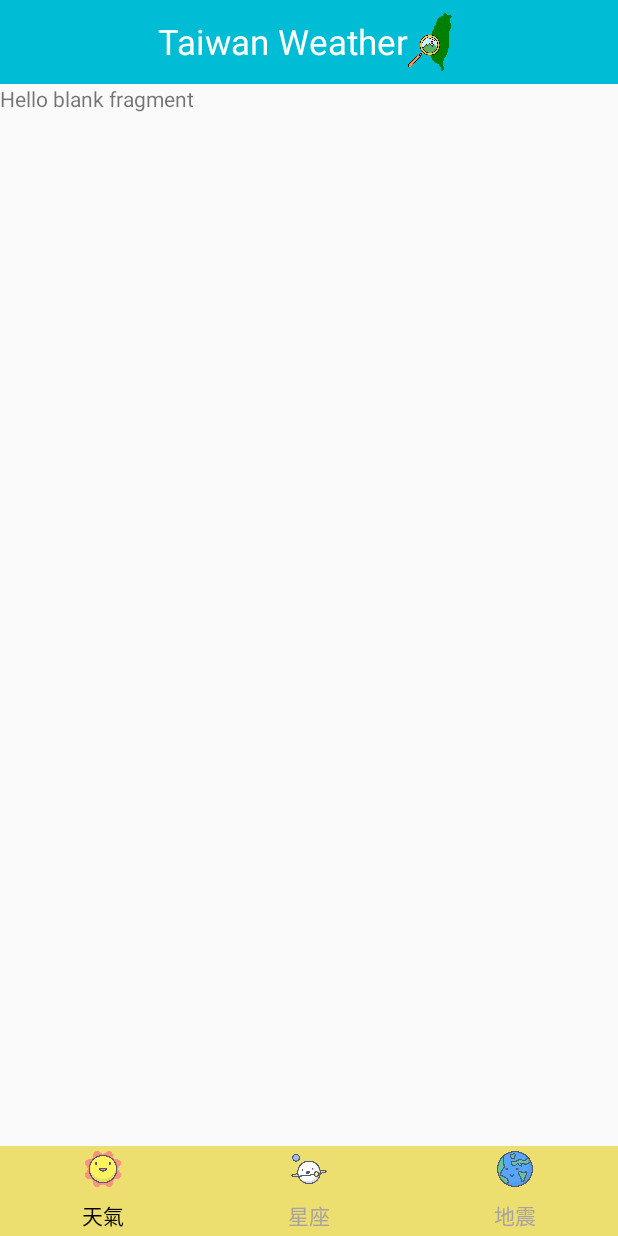
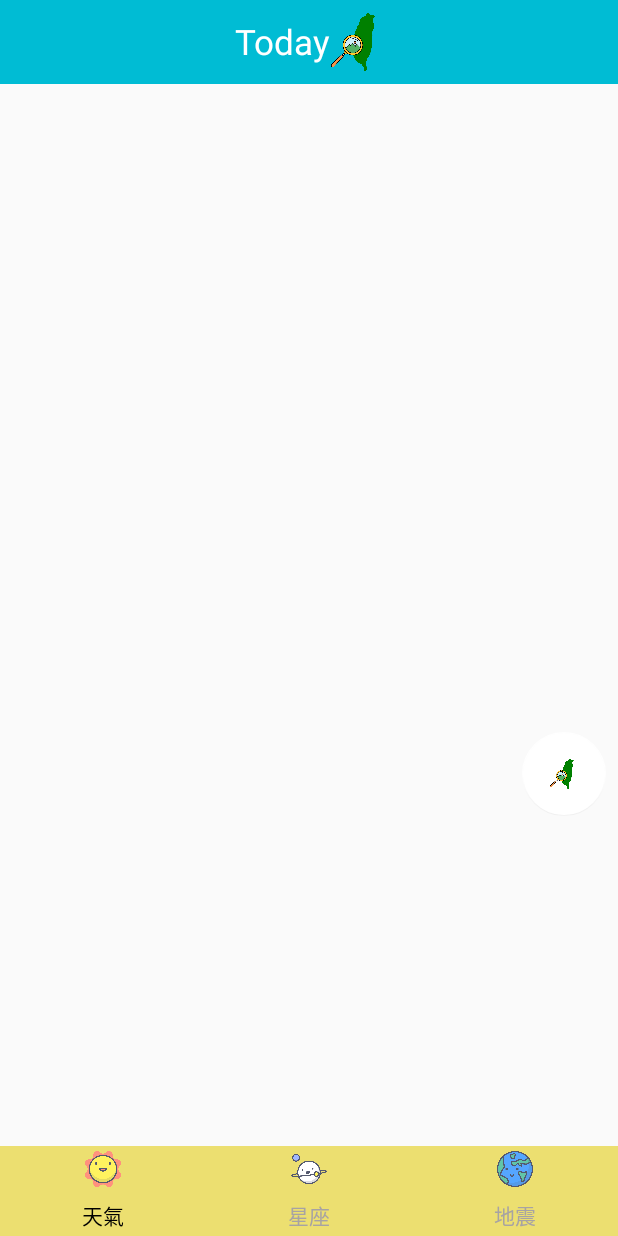
Before and after one commit to pehgy5342/Today, an Android app: the screen it shows after launch (MainActivity), on a phone screen of 412 x 824 dp. Run offline under Robolectric (Android 15) with nearby library versions, the phone set to English and light mode, and no system bars.

Commit message:
完成fab在fragment顯示

```diff
--- a/app/build.gradle
+++ b/app/build.gradle
@@ -27,7 +27,7 @@ dependencies {
     implementation "org.jetbrains.kotlin:kotlin-stdlib-jdk7:$kotlin_version"
     implementation 'androidx.appcompat:appcompat:1.1.0-alpha03'
     implementation 'androidx.constraintlayout:constraintlayout:1.1.3'
-    implementation 'androidx.legacy:legacy-support-v4:1.0.0-beta01'
+    implementation 'androidx.legacy:legacy-support-v4:1.0.0'
     testImplementation 'junit:junit:4.12'
     androidTestImplementation 'androidx.test:runner:1.1.2-alpha02'
     androidTestImplementation 'androidx.test.espresso:espresso-core:3.2.0-alpha02'
@@ -42,4 +42,6 @@ dependencies {
     implementation 'com.squareup.okhttp3:okhttp:3.11.0'
 
 
+
+
 }
--- a/app/src/main/java/com/example/today/fragment/FragmentWeather.kt
+++ b/app/src/main/java/com/example/today/fragment/FragmentWeather.kt
@@ -1,13 +1,19 @@
 package com.example.today.fragment
 
 
+import android.content.DialogInterface
 import android.os.Bundle
+import android.view.Gravity
 import androidx.fragment.app.Fragment
 import android.view.LayoutInflater
 import android.view.View
 import android.view.ViewGroup
+import android.widget.Toast
+import androidx.appcompat.app.AlertDialog
 
 import com.example.today.R
+import kotlinx.android.synthetic.main.fragment_weather.*
+import kotlinx.android.synthetic.main.fragment_weather.view.*
 
 // TODO: Rename parameter arguments, choose names that match
 // the fragment initialization parameters, e.g. ARG_ITEM_NUMBER
@@ -19,13 +25,42 @@ private const val ARG_PARAM2 = "param2"
  *
  */
 class FragmentWeather : Fragment() {
+    lateinit var fragView: View
+    var position = 0
+    override fun onCreateView(
+        inflater: LayoutInflater, container: ViewGroup?, savedInstanceState: Bundle?): View? {
+        // Inflate the layout for this fragment
+        fragView =  inflater.inflate(R.layout.fragment_weather,container,false)
 
-    override fun onCreateView(
-        inflater: LayoutInflater, container: ViewGroup?,
-        savedInstanceState: Bundle?
-    ): View? {
-        // Inflate the layout for this fragment
-        return inflater.inflate(R.layout.fragment_weather, container, false)
+
+        fragView.fab_searchCity.setOnClickListener {
+            AlertDialog.Builder(fragView.context)
+                .setTitle("請選擇縣市")
+                .setIcon(R.drawable.taiwanflag2)
+
+                .setSingleChoiceItems(R.array.cityNames, 0) { dialogInterface: DialogInterface?, i: Int ->
+                    position = i
+
+
+                }
+
+                .setPositiveButton("確定") { dialog, which ->
+
+                }
+                .setNegativeButton("取消") { dialog, which ->
+                    //Toast.makeText(this, "已取消", Toast.LENGTH_SHORT).show()
+                    val toast = Toast(fragView.context)
+                    //畫面顯示位置
+                    toast.setGravity(Gravity.BOTTOM, 0, 200)
+                    toast.duration = Toast.LENGTH_SHORT
+                    toast.view = layoutInflater.inflate(R.layout.toast_cacel, null)
+                    toast.show()
+                }
+                .create().show()
+
+
+        }
+        return fragView
     }
 
 
--- /dev/null
+++ b/app/src/main/java/com/example/today/okhttp/Constellation.kt
@@ -0,0 +1,4 @@
+package com.example.today.okhttp
+
+class Constellation {
+}
--- a/app/src/main/java/com/example/today/OKhttp.kt
+++ b/app/src/main/java/com/example/today/okhttp/OKhttp.kt
@@ -1,4 +1,4 @@
-package com.example.today
+package com.example.today.okhttp
 
 import android.util.Log
 import com.example.today.mydata.API
--- a/app/src/main/res/layout/activity_main.xml
+++ b/app/src/main/res/layout/activity_main.xml
@@ -19,7 +19,7 @@
 
         <TextView
                 android:id="@+id/tv_toolbar"
-                android:text="Taiwan Weather"
+                android:text="Today"
                 android:textSize="23dp"
                 android:textColor="#FFFFFF"
                 android:layout_gravity="center"
@@ -29,7 +29,7 @@
         <Button
                 android:id="@+id/btn_taiwan"
                 android:layout_gravity="center"
-                android:background="@drawable/taiwan"
+                android:background="@drawable/searchcity"
                 android:layout_height="45dp" tools:layout_editor_absoluteX="179dp"
                 tools:layout_editor_absoluteY="18dp" android:layout_width="35dp"/>
 
--- a/app/src/main/res/layout/fragment_weather.xml
+++ b/app/src/main/res/layout/fragment_weather.xml
@@ -1,14 +1,25 @@
 <?xml version="1.0" encoding="utf-8"?>
 <FrameLayout xmlns:android="http://schemas.android.com/apk/res/android"
-             xmlns:tools="http://schemas.android.com/tools"
+             xmlns:app="http://schemas.android.com/apk/res-auto" xmlns:tools="http://schemas.android.com/tools"
              android:layout_width="match_parent"
              android:layout_height="match_parent"
              tools:context=".fragment.FragmentWeather">
+    <androidx.constraintlayout.widget.ConstraintLayout
+            android:layout_width="match_parent"
+            android:layout_height="match_parent">
 
-    <!-- TODO: Update blank fragment layout -->
-    <TextView
-            android:layout_width="match_parent"
-            android:layout_height="match_parent"
-            android:text="@string/hello_blank_fragment"/>
 
+        <!-- TODO: Update blank fragment layout -->
+        <com.google.android.material.floatingactionbutton.FloatingActionButton
+                android:id="@+id/fab_searchCity"
+                app:backgroundTint="@color/design_default_color_background"
+                android:src="@drawable/searchcity"
+                android:layout_width="wrap_content"
+                android:layout_height="wrap_content"
+                app:layout_constraintEnd_toEndOf="parent"
+                android:layout_marginEnd="8dp"
+                app:elevation="0dp"
+                app:layout_constraintBottom_toBottomOf="parent"
+                android:layout_marginBottom="64dp"/>
+    </androidx.constraintlayout.widget.ConstraintLayout>
 </FrameLayout>
```
Also changed, not shown: app/src/main/java/com/example/today/MainActivity.kt (+4 -54 lines), app/src/main/res/drawable/searchcity.png (renamed from app/src/main/res/drawable/taiwan.png).
